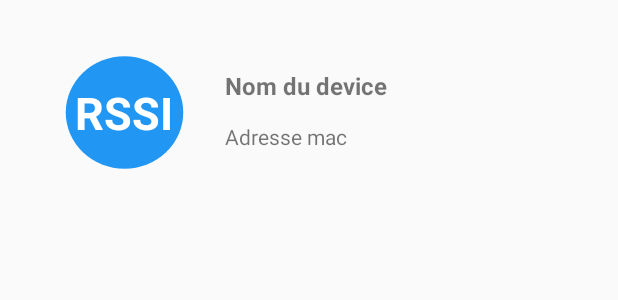
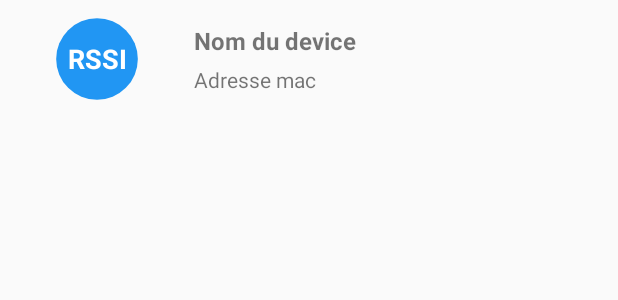
Before and after one commit to melvinmarra/AndroidToolBox, an Android app: the layout activity_bluetooth_cell.xml on its own in the app's theme, with its tools: preview values and no code run, on a phone screen of 412 x 824 dp. Shown: the top 300 px of the screen. Run offline under Robolectric (Android 15) with nearby library versions, the light colour scheme and no system bars.

Commit message:
bluetooth

```diff
--- a/app/src/main/AndroidManifest.xml
+++ b/app/src/main/AndroidManifest.xml
@@ -27,7 +27,7 @@
         <activity android:name=".BleDetailAdapter" />
         <activity android:name=".BluetoothService" />
         <activity android:name=".BluetoothActivity" />
-        <activity android:name=".BluetoothActivityAdapter" />
+        <activity android:name=".BluetoothScan" />
         <activity android:name=".MainActivity" />
         <activity android:name=".WebserviceAdapter" />
         <activity android:name=".WebserviceActivity" />
--- a/app/src/main/res/layout/activity_bluetooth_cell.xml
+++ b/app/src/main/res/layout/activity_bluetooth_cell.xml
@@ -2,53 +2,50 @@
 <androidx.constraintlayout.widget.ConstraintLayout xmlns:android="http://schemas.android.com/apk/res/android"
     xmlns:app="http://schemas.android.com/apk/res-auto"
     xmlns:tools="http://schemas.android.com/tools"
-    android:id="@+id/cellBleLayout"
+    android:id="@+id/layoutCell"
     android:layout_width="match_parent"
-    android:layout_height="wrap_content"
-    android:orientation="vertical">
+    android:layout_height="wrap_content">
+
 
     <TextView
-        android:id="@+id/distanceTextView"
-        android:layout_width="94dp"
-        android:layout_height="90dp"
-        android:layout_marginStart="36dp"
-        android:layout_marginTop="30dp"
-        android:layout_marginBottom="30dp"
+        android:id="@+id/rssi_tv"
+        android:layout_width="65dp"
+        android:layout_height="65dp"
+        android:layout_marginStart="32dp"
         android:background="@drawable/circle"
         android:backgroundTint="@color/colorPrimary"
         android:gravity="center"
         android:text="@string/rssi"
-        android:textAlignment="center"
-        android:textColor="@color/design_default_color_on_primary"
-        android:textSize="30sp"
+        android:textColor="#FFFFFF"
+        android:textSize="18sp"
         android:textStyle="bold"
         app:layout_constraintBottom_toBottomOf="parent"
         app:layout_constraintStart_toStartOf="parent"
-        app:layout_constraintTop_toTopOf="parent"
-        app:layout_constraintVertical_bias="0.0" />
+        app:layout_constraintTop_toTopOf="parent" />
 
     <TextView
-        android:id="@+id/nameBle"
+        android:id="@+id/name"
         android:layout_width="wrap_content"
         android:layout_height="wrap_content"
-        android:layout_marginStart="20dp"
+        android:layout_marginStart="32dp"
         android:layout_marginTop="16dp"
+        android:layout_marginBottom="5dp"
         android:text="@string/nameDevice"
         android:textSize="16sp"
         android:textStyle="bold"
-        app:layout_constraintStart_toEndOf="@+id/distanceTextView"
-        app:layout_constraintTop_toTopOf="@+id/distanceTextView" />
+        app:layout_constraintBottom_toTopOf="@+id/address"
+        app:layout_constraintStart_toEndOf="@+id/rssi_tv"
+        app:layout_constraintTop_toTopOf="parent"
+        app:layout_constraintVertical_bias="1.0" />
 
     <TextView
-        android:id="@+id/AddressBle"
+        android:id="@+id/address"
         android:layout_width="wrap_content"
         android:layout_height="wrap_content"
-        android:layout_marginTop="8dp"
+        android:layout_marginStart="32dp"
+        android:layout_marginBottom="16dp"
         android:text="@string/mac"
-        app:layout_constraintBottom_toBottomOf="@+id/distanceTextView"
-        app:layout_constraintEnd_toEndOf="@+id/nameBle"
-        app:layout_constraintHorizontal_bias="0.0"
-        app:layout_constraintStart_toStartOf="@+id/nameBle"
-        app:layout_constraintTop_toBottomOf="@+id/nameBle"
-        app:layout_constraintVertical_bias="0.214" />
+        app:layout_constraintBottom_toBottomOf="parent"
+        app:layout_constraintStart_toEndOf="@+id/rssi_tv" />
+
 </androidx.constraintlayout.widget.ConstraintLayout>
```
Also changed, not shown: app/src/main/java/fr/isen/marra/toolboxandroid/BluetoothActivity.kt (+101 -67 lines), app/src/main/java/fr/isen/marra/toolboxandroid/BluetoothScan.kt (added, +67 -0 lines), app/src/main/res/layout/activity_bluetooth.xml (+58 -54 lines).
